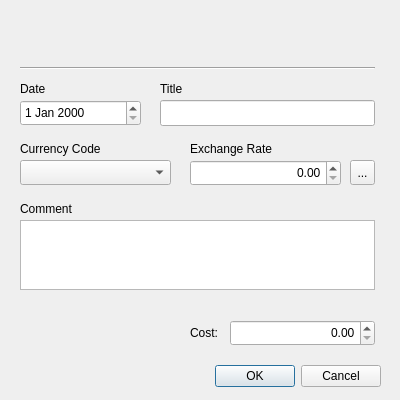
wslowinski/QtFinance, file Dialog/IncomeDialog.ui: the form before one commit.
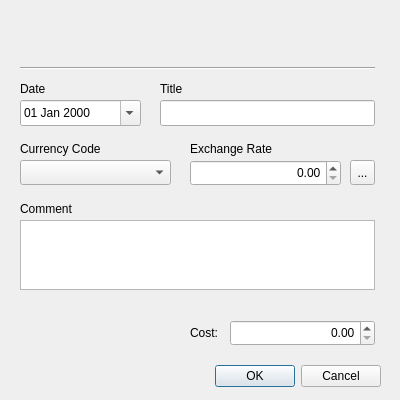
The form after the commit. Icons and pictures are not drawn.

Diff of the .ui file:
```diff
--- a/Dialog/IncomeDialog.ui
+++ b/Dialog/IncomeDialog.ui
@@ -41,6 +41,15 @@
      <height>26</height>
     </rect>
    </property>
+   <property name="locale">
+    <locale language="English" country="UnitedStates"/>
+   </property>
+   <property name="displayFormat">
+    <string>dd MMM yyyy</string>
+   </property>
+   <property name="calendarPopup">
+    <bool>true</bool>
+   </property>
   </widget>
   <widget class="QLineEdit" name="edtTitle">
    <property name="geometry">
```
